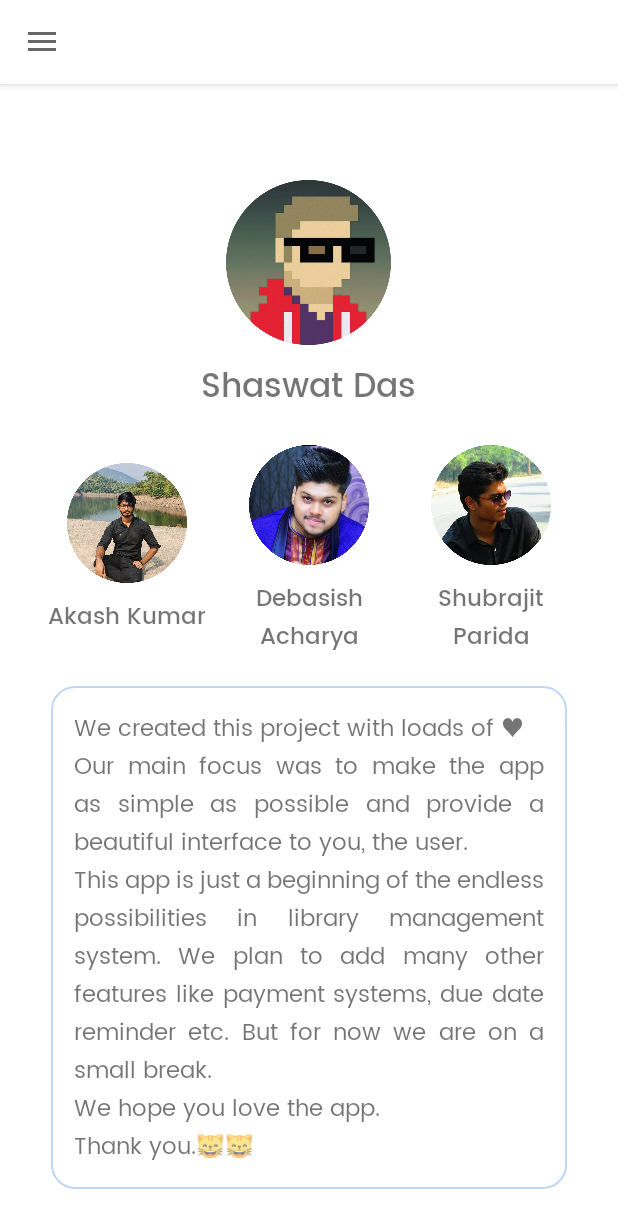
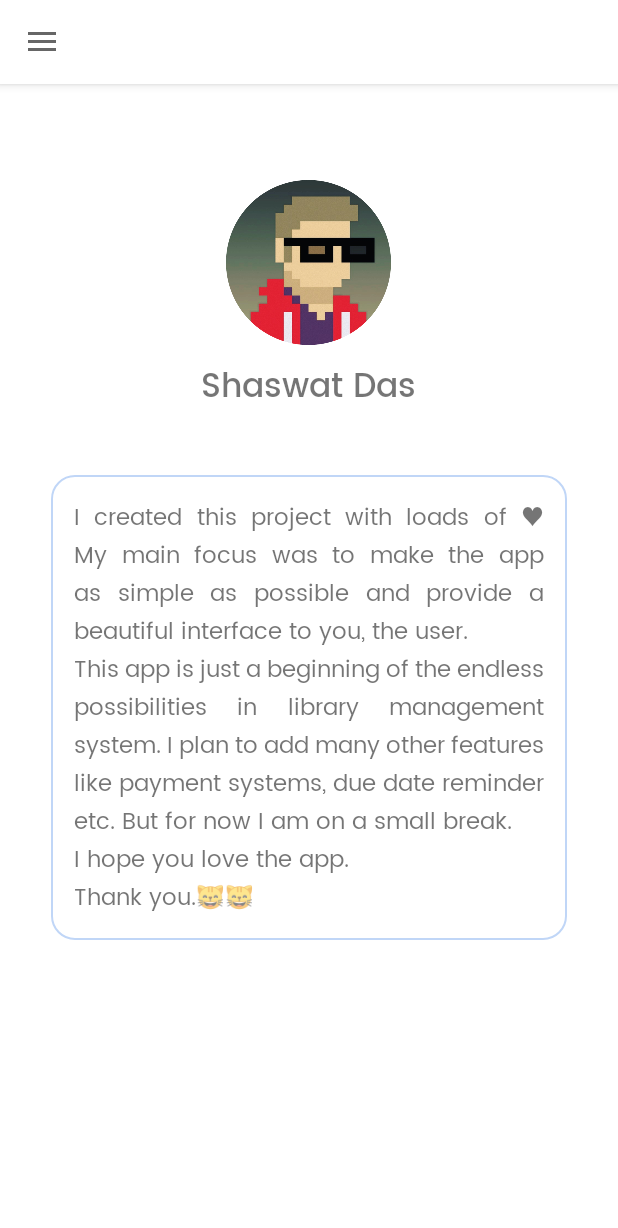
Before and after one commit to 1999shaswat/Libra_LibraryManagementSystem, an Android app: the HomeActivity screen opened directly, with no data from a screen before it, in the side drawer, after a tap on "About Us", on a phone screen of 412 x 824 dp. Shown: the top 1228 px of the screen. Run offline under Robolectric (Android 15) with nearby library versions, the phone set to English and light mode, and no system bars; our stand-ins replace Firebase (no records; nobody signed in at launch, a user with empty details on screens opened directly); 7 statements that could not run were skipped.

Commit message:
Changed About Me

```diff
--- a/app/src/main/res/layout/about_us.xml
+++ b/app/src/main/res/layout/about_us.xml
@@ -22,79 +22,7 @@
         android:text="Shaswat Das"
         android:textSize="22sp" />
 
-    <LinearLayout
-        android:layout_width="match_parent"
-        android:layout_height="wrap_content"
-        android:gravity="center"
-        android:weightSum="3">
 
-
-        <LinearLayout
-            android:layout_width="0dp"
-            android:layout_height="wrap_content"
-            android:layout_weight="1"
-            android:gravity="center"
-            android:orientation="vertical">
-
-            <ImageView
-                android:layout_width="80dp"
-                android:layout_height="80dp"
-
-                android:layout_marginBottom="10dp"
-                android:src="@drawable/akash" />
-
-            <TextView
-                android:layout_width="wrap_content"
-                android:layout_height="wrap_content"
-                android:fontFamily="@font/poppins_medium"
-                android:text="Akash Kumar"
-                android:textSize="15sp" />
-        </LinearLayout>
-
-        <LinearLayout
-            android:layout_width="0dp"
-            android:layout_height="wrap_content"
-            android:layout_weight="1"
-            android:gravity="center"
-            android:orientation="vertical">
-
-            <ImageView
-                android:layout_width="80dp"
-                android:layout_height="80dp"
-                android:layout_marginBottom="10dp"
-                android:src="@drawable/acharya" />
-
-            <TextView
-                android:layout_width="match_parent"
-                android:layout_height="wrap_content"
-                android:fontFamily="@font/poppins_medium"
-                android:gravity="center"
-                android:text="Debasish Acharya"
-                android:textSize="15sp" />
-        </LinearLayout>
-
-        <LinearLayout
-            android:layout_width="0dp"
-            android:layout_height="wrap_content"
-            android:layout_weight="1"
-            android:gravity="center"
-            android:orientation="vertical">
-
-            <ImageView
-                android:layout_width="80dp"
-                android:layout_height="80dp"
-                android:layout_marginBottom="10dp"
-                android:src="@drawable/shubrajit" />
-
-            <TextView
-                android:layout_width="wrap_content"
-                android:layout_height="wrap_content"
-                android:fontFamily="@font/poppins_medium"
-                android:gravity="center"
-                android:text="Shubrajit Parida"
-                android:textSize="15sp" />
-        </LinearLayout>
-    </LinearLayout>
 
     <LinearLayout
         android:layout_width="match_parent"
@@ -111,7 +39,7 @@
             android:background="@drawable/blue_border_rounded_corner"
             android:fontFamily="@font/poppins_regular"
             android:padding="15dp"
-            android:text="We created this project with loads of ♥ \nOur main focus was to make the app as simple as possible and provide a beautiful interface to you, the user. \nThis app is just a beginning of the endless possibilities in library management system. We plan to add many other features like payment systems, due date reminder etc. But for now we are on a small break. \nWe hope you love the app. \nThank you.😸😸"
+            android:text="I created this project with loads of ♥ \My main focus was to make the app as simple as possible and provide a beautiful interface to you, the user. \nThis app is just a beginning of the endless possibilities in library management system. I plan to add many other features like payment systems, due date reminder etc. But for now I am on a small break. \nI hope you love the app. \nThank you.😸😸"
             android:textSize="15sp" />
     </LinearLayout>
 </LinearLayout>
```
